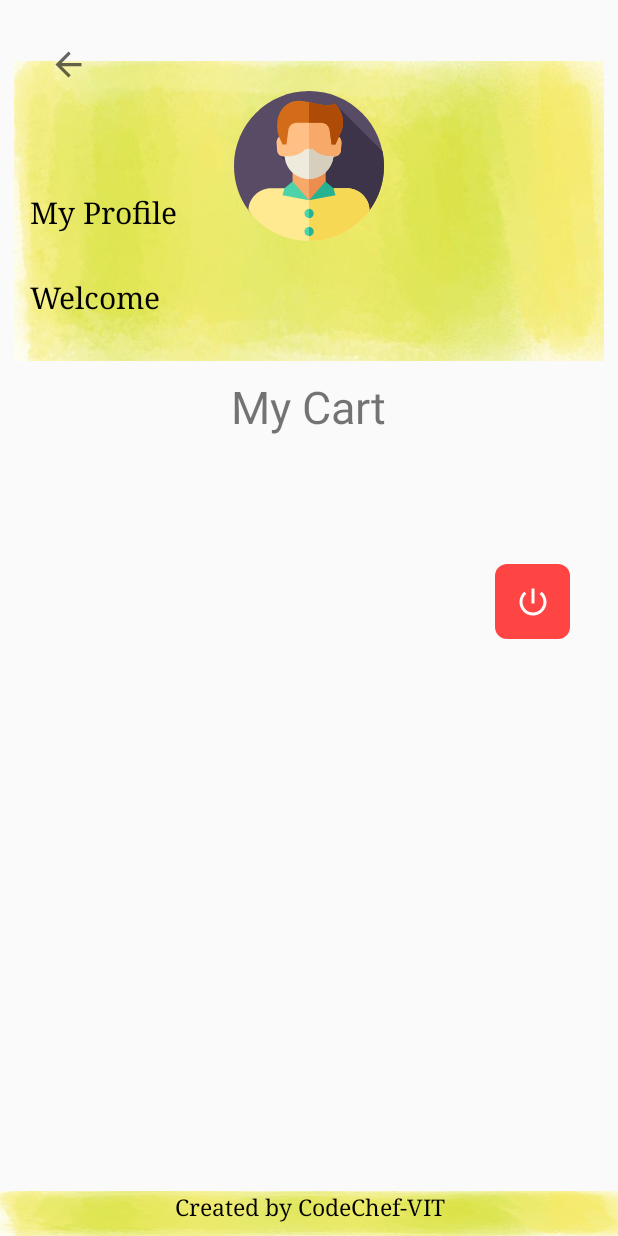
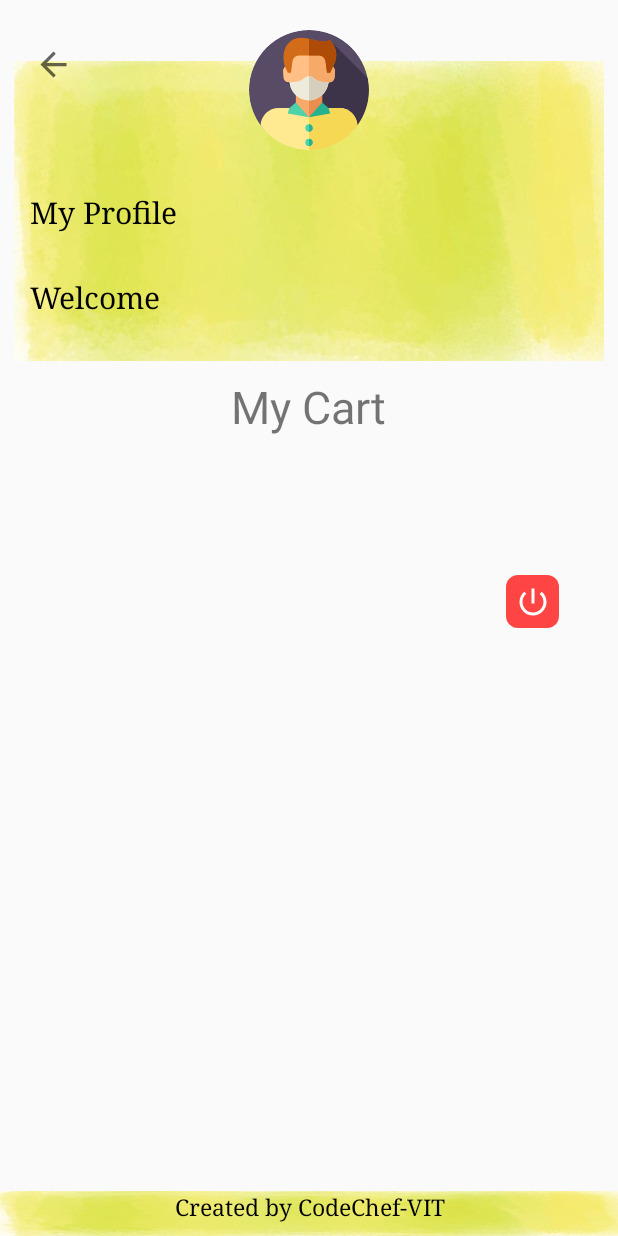
Before and after one commit to crusher-pb/Repository1, an Android app: the screen it shows after launch once a user with an empty profile is signed in (ProfileActivity), in the options menu, after a tap on "My Profile", on a phone screen of 412 x 824 dp. Run offline under Robolectric (Android 15) with nearby library versions, the light colour scheme and no system bars; our stand-ins replace CircleImageView, Firebase (no records; nobody signed in at launch, a user with empty details on screens opened directly), Picasso; 1 statement that could not run was skipped.

Commit message:
Final app

```diff
--- a/Interiordesign/app/build.gradle
+++ b/Interiordesign/app/build.gradle
@@ -49,5 +49,6 @@
     implementation 'com.github.bumptech.glide:glide:4.11.0'
     annotationProcessor 'com.github.bumptech.glide:compiler:4.11.0'
     implementation 'androidx.cardview:cardview:1.0.0'
+    implementation 'de.hdodenhof:circleimageview:3.1.0'
 }
 apply plugin: 'com.google.gms.google-services'
--- a/Interiordesign/app/src/main/java/com/example/interiordesign/RecyclerAdapter.java
+++ b/Interiordesign/app/src/main/java/com/example/interiordesign/RecyclerAdapter.java
@@ -5,6 +5,7 @@
 import android.view.LayoutInflater;
 import android.view.View;
 import android.view.ViewGroup;
+import android.widget.Button;
 import android.widget.ImageView;
 import android.widget.TextView;
 
@@ -43,13 +44,15 @@
 
     public static class ImageViewHolder extends RecyclerView.ViewHolder implements View.OnClickListener {
         ImageView furniture;
+        Button button;
         Context context;
         int[] images;
         String[] names;
         public ImageViewHolder(View view,Context context,int[] images,String[] names) {
             super(view);
             furniture = view.findViewById(R.id.furniture);
-            view.setOnClickListener(this);
+            button=view.findViewById(R.id.viewbtn);
+            button.setOnClickListener(this);
             this.context=context;
             this.images=images;
             this.names=names;
--- a/Interiordesign/app/src/main/res/layout/activity_category.xml
+++ b/Interiordesign/app/src/main/res/layout/activity_category.xml
@@ -26,7 +26,7 @@
         android:id="@+id/imageView5"
         android:layout_width="51dp"
         android:layout_height="26dp"
-        android:layout_marginStart="15dp"
+        android:layout_marginStart="10dp"
         android:layout_marginTop="20dp"
         app:layout_constraintStart_toStartOf="parent"
         app:layout_constraintTop_toTopOf="parent"
--- a/Interiordesign/app/src/main/res/layout/activity_display_image.xml
+++ b/Interiordesign/app/src/main/res/layout/activity_display_image.xml
@@ -17,7 +17,7 @@
         android:id="@+id/imageView9"
         android:layout_width="51dp"
         android:layout_height="26dp"
-        android:layout_marginStart="15dp"
+        android:layout_marginStart="10dp"
         android:layout_marginTop="20dp"
         app:layout_constraintStart_toStartOf="parent"
         app:layout_constraintTop_toTopOf="parent"
--- a/Interiordesign/app/src/main/res/layout/activity_main.xml
+++ b/Interiordesign/app/src/main/res/layout/activity_main.xml
@@ -65,7 +65,7 @@
         android:id="@+id/imageView4"
         android:layout_width="51dp"
         android:layout_height="26dp"
-        android:layout_marginStart="20dp"
+        android:layout_marginStart="10dp"
         android:layout_marginTop="30dp"
         app:layout_constraintStart_toStartOf="parent"
         app:layout_constraintTop_toTopOf="parent"
--- a/Interiordesign/app/src/main/res/layout/activity_main2.xml
+++ b/Interiordesign/app/src/main/res/layout/activity_main2.xml
@@ -27,7 +27,7 @@
         android:id="@+id/imageView8"
         android:layout_width="51dp"
         android:layout_height="26dp"
-        android:layout_marginStart="15dp"
+        android:layout_marginStart="10dp"
         android:layout_marginTop="20dp"
         app:layout_constraintStart_toStartOf="parent"
         app:layout_constraintTop_toTopOf="parent"
--- a/Interiordesign/app/src/main/res/layout/activity_main7.xml
+++ b/Interiordesign/app/src/main/res/layout/activity_main7.xml
@@ -62,7 +62,7 @@
         android:id="@+id/imageView3"
         android:layout_width="51dp"
         android:layout_height="26dp"
-        android:layout_marginStart="20dp"
+        android:layout_marginStart="10dp"
         android:layout_marginTop="30dp"
         app:layout_constraintStart_toStartOf="parent"
         app:layout_constraintTop_toTopOf="parent"
--- a/Interiordesign/app/src/main/res/layout/activity_profile.xml
+++ b/Interiordesign/app/src/main/res/layout/activity_profile.xml
@@ -83,8 +83,8 @@
 
     <ImageButton
         android:id="@+id/logout"
-        android:layout_width="50dp"
-        android:layout_height="50dp"
+        android:layout_width="35dp"
+        android:layout_height="35dp"
         android:background="@drawable/profilecolour"
         app:layout_constraintEnd_toEndOf="parent"
         app:layout_constraintStart_toEndOf="@+id/textView12"
@@ -94,21 +94,21 @@
         app:srcCompat="@drawable/ic_power_settings_new_black_24dp"
         tools:layout_editor_absoluteY="212dp" />
 
-    <ImageView
+    <de.hdodenhof.circleimageview.CircleImageView
+        android:layout_width="80dp"
+        android:layout_height="80dp"
+        android:src="@drawable/ic_person"
+        app:layout_constraintTop_toTopOf="parent"
+        app:layout_constraintStart_toStartOf="parent"
+        app:layout_constraintEnd_toEndOf="parent"
         android:id="@+id/profile"
-        android:layout_width="100dp"
-        android:layout_height="100dp"
-        app:layout_constraintEnd_toEndOf="parent"
-        app:layout_constraintStart_toStartOf="parent"
-        app:layout_constraintTop_toTopOf="@+id/imageView"
-        android:layout_marginTop="20dp"
-        app:srcCompat="@drawable/ic_person" />
+        android:layout_marginTop="20dp"/>
 
     <ImageView
         android:id="@+id/imageView10"
         android:layout_width="51dp"
         android:layout_height="26dp"
-        android:layout_marginStart="20dp"
+        android:layout_marginStart="10dp"
         android:layout_marginTop="30dp"
         app:layout_constraintStart_toStartOf="parent"
         app:layout_constraintTop_toTopOf="parent"
```
